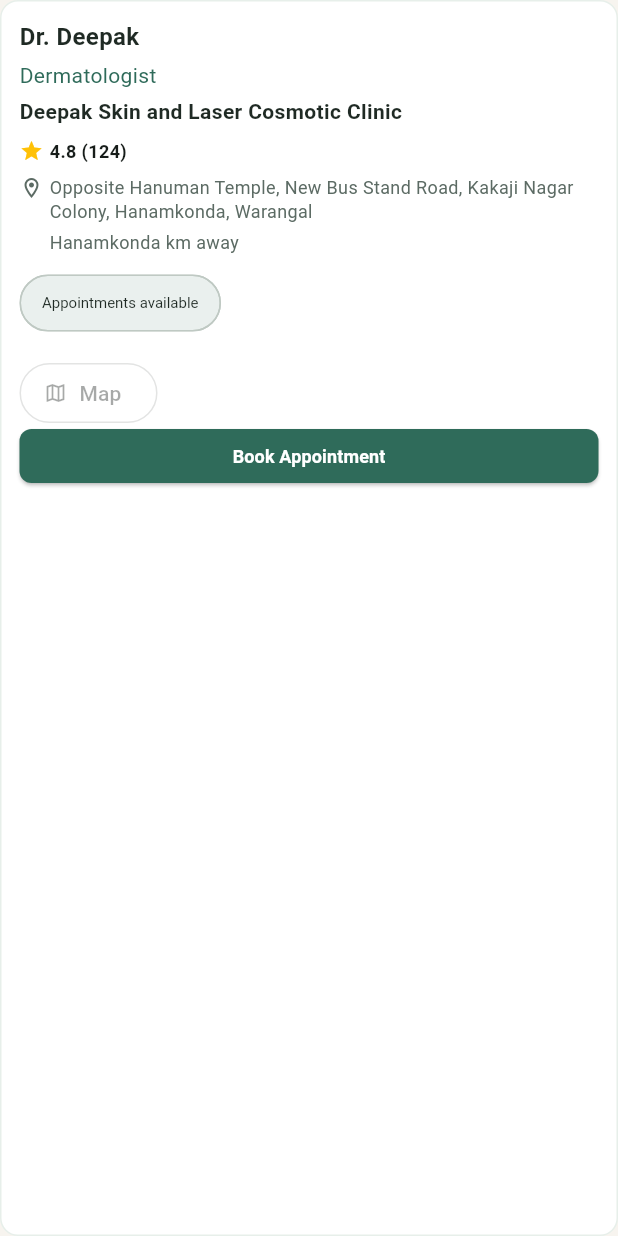
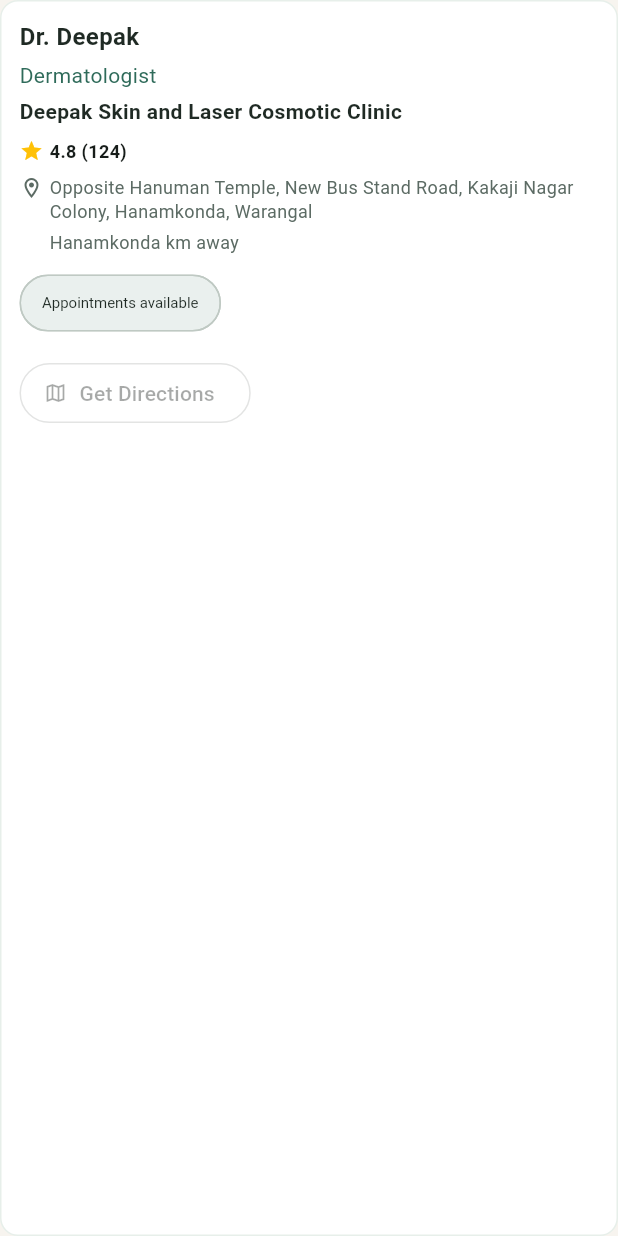
Before and after one commit to Mohammed-Fawaz-Ali/DermaLens, a Flutter app: the DoctorCard widget shown alone on an empty page, opened directly with sample values from the repository, on a phone screen of 412 x 824 dp. Run offline on Flutter 3.47's test engine with Material 3 defaults, Android fonts, the phone set to English and light mode, and no system bars; our stand-ins replace image_picker, permission_handler, shared_preferences; missing offline and left inert: onnxruntime; accounts and stored records are empty.

Commit message:
Improve doctor card directions

```diff
--- a/lib/widgets/doctor_card.dart
+++ b/lib/widgets/doctor_card.dart
@@ -25,6 +25,7 @@
             child: Column(
               crossAxisAlignment: CrossAxisAlignment.start,
               children: [
+                if (!_sameLabel(doctor.name, doctor.clinic)) ...[
                   Text(
                     doctor.name,
                     style: const TextStyle(
@@ -34,6 +35,7 @@
                     ),
                   ),
                   const SizedBox(height: 4),
+                ],
                 Text(
                   doctor.specialty,
                   style: TextStyle(fontSize: 14, color: AppColors.primary),
@@ -140,39 +142,9 @@
                           ? null
                           : () => _openUrl(context, doctor.mapUrl),
                       icon: const Icon(Icons.map_outlined, size: 16),
-                      label: const Text('Map'),
+                      label: const Text('Get Directions'),
                     ),
                   ],
-                ),
-                SizedBox(
-                  width: double.infinity,
-                  height: 36,
-                  child: ElevatedButton(
-                    onPressed: () {
-                      ScaffoldMessenger.of(context).showSnackBar(
-                        SnackBar(
-                          content: Text(
-                            'Appointment request started for ${doctor.name}',
-                          ),
-                          backgroundColor: AppColors.primary,
-                        ),
-                      );
-                    },
-                    style: ElevatedButton.styleFrom(
-                      backgroundColor: AppColors.primary,
-                      foregroundColor: Colors.white,
-                      shape: RoundedRectangleBorder(
-                        borderRadius: BorderRadius.circular(8),
-                      ),
-                    ),
-                    child: const Text(
-                      'Book Appointment',
-                      style: TextStyle(
-                        fontSize: 12,
-                        fontWeight: FontWeight.bold,
-                      ),
-                    ),
-                  ),
                 ),
               ],
             ),
@@ -180,6 +152,12 @@
         ],
       ),
     );
+  }
+
+  bool _sameLabel(String first, String second) {
+    String normalize(String value) =>
+        value.toLowerCase().replaceAll(RegExp(r'[^a-z0-9]+'), '');
+    return normalize(first) == normalize(second);
   }
 
   Future<void> _openUrl(BuildContext context, String value) async {
```
Lines whose indentation alone changed are shown as unchanged.
